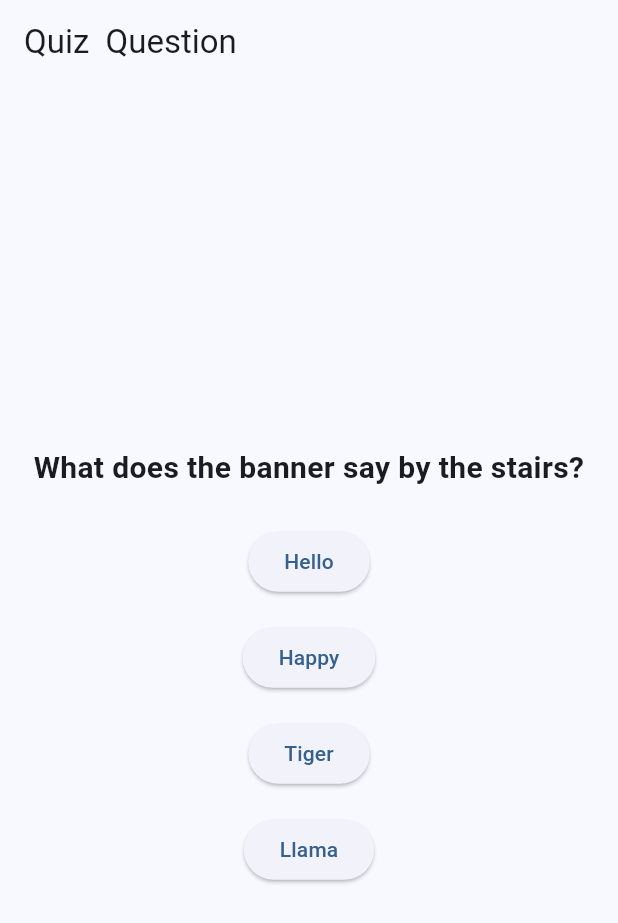
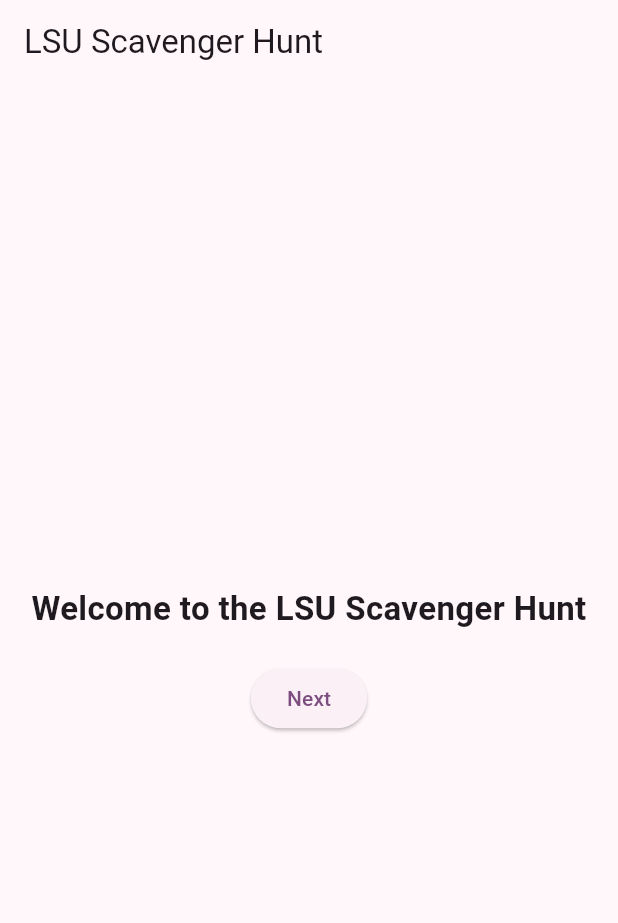
Before and after one commit to DillonSummers/flutter_application_28, a Flutter app: the screen it shows after launch, on a phone screen of 412 x 824 dp. Shown: the top 923 px of the screen. Run offline on Flutter 3.47's test engine with Material 3 defaults, Android fonts, the phone set to English and light mode, and no system bars.

Commit message:
DS commit

```diff
--- a/lib/main.dart
+++ b/lib/main.dart
@@ -10,16 +10,85 @@ class MyApp extends StatelessWidget {
   @override
   Widget build(BuildContext context) {
     return MaterialApp(
-      title: 'Flutter Quiz',
+      title: 'LSU Scavenger Hunt',
       theme: ThemeData(
-        colorScheme: ColorScheme.fromSeed(seedColor: Colors.blue),
+        colorScheme: ColorScheme.fromSeed(seedColor: Colors.purple),
         useMaterial3: true,
       ),
-      home: const QuizScreen(),
+      home: const WelcomeScreen(),
     );
   }
 }
 
+// Welcome Screen
+class WelcomeScreen extends StatelessWidget {
+  const WelcomeScreen({super.key});
+
+  @override
+  Widget build(BuildContext context) {
+    return Scaffold(
+      appBar: AppBar(title: const Text('LSU Scavenger Hunt')),
+      body: Center(
+        child: Column(
+          mainAxisAlignment: MainAxisAlignment.center,
+          children: [
+            const Text(
+              "Welcome to the LSU Scavenger Hunt",
+              style: TextStyle(fontSize: 22, fontWeight: FontWeight.bold),
+              textAlign: TextAlign.center,
+            ),
+            const SizedBox(height: 20),
+            ElevatedButton(
+              onPressed: () {
+                Navigator.push(
+                  context,
+                  MaterialPageRoute(builder: (context) => const IntroScreen()),
+                );
+              },
+              child: const Text("Next"),
+            ),
+          ],
+        ),
+      ),
+    );
+  }
+}
+
+// Intro Screen
+class IntroScreen extends StatelessWidget {
+  const IntroScreen({super.key});
+
+  @override
+  Widget build(BuildContext context) {
+    return Scaffold(
+      appBar: AppBar(title: const Text('Get Ready!')),
+      body: Center(
+        child: Column(
+          mainAxisAlignment: MainAxisAlignment.center,
+          children: [
+            const Text(
+              "Time to see how well you know your way around the PFT.",
+              style: TextStyle(fontSize: 20, fontWeight: FontWeight.bold),
+              textAlign: TextAlign.center,
+            ),
+            const SizedBox(height: 20),
+            ElevatedButton(
+              onPressed: () {
+                Navigator.push(
+                  context,
+                  MaterialPageRoute(builder: (context) => const QuizScreen()),
+                );
+              },
+              child: const Text("Play"),
+            ),
+          ],
+        ),
+      ),
+    );
+  }
+}
+
+// Quiz Screen
 class QuizScreen extends StatelessWidget {
   const QuizScreen({super.key});
 
@@ -37,7 +106,7 @@ class QuizScreen extends StatelessWidget {
   Widget build(BuildContext context) {
     return Scaffold(
       appBar: AppBar(
-        title: const Text('Quiz  Question'),
+        title: const Text('Quiz Question'),
       ),
       body: Center(
         child: Column(
@@ -74,6 +143,7 @@ class QuizScreen extends StatelessWidget {
   }
 }
 
+// Hurray Screen
 class HurrayScreen extends StatelessWidget {
   const HurrayScreen({super.key});
 
@@ -91,6 +161,7 @@ class HurrayScreen extends StatelessWidget {
   }
 }
 
+// Oops Screen
 class OopsScreen extends StatelessWidget {
   const OopsScreen({super.key});
 
@@ -107,6 +178,7 @@ class OopsScreen extends StatelessWidget {
     );
   }
 }
+
 
 
 class MyHomePage extends StatefulWidget {
```
